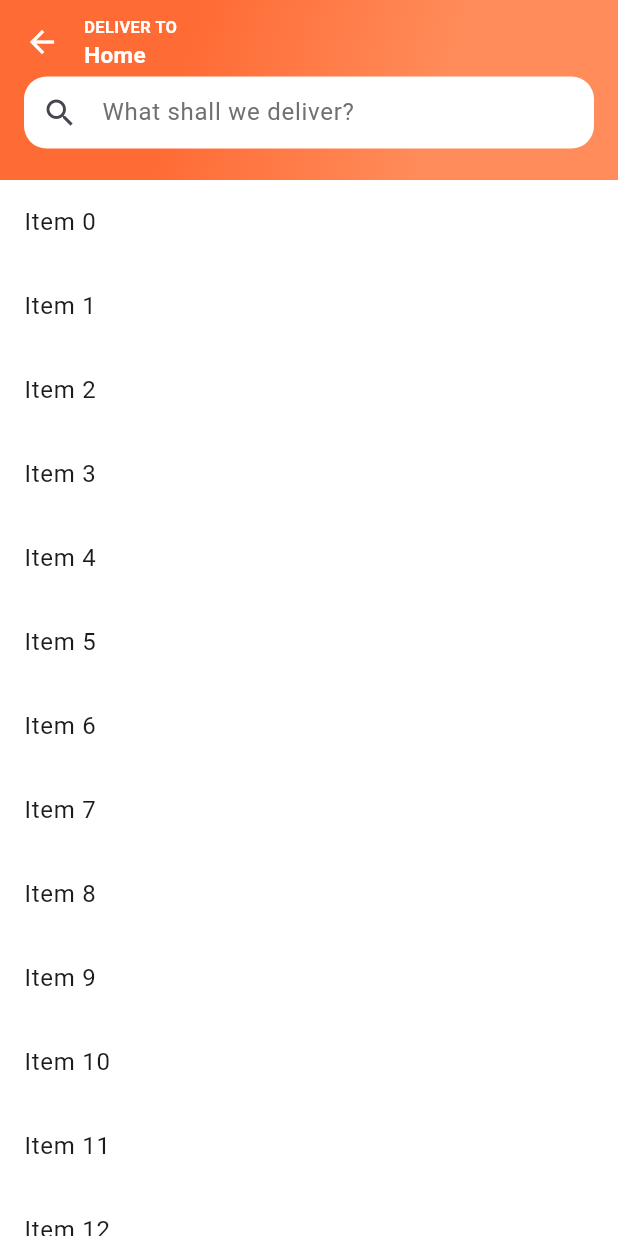
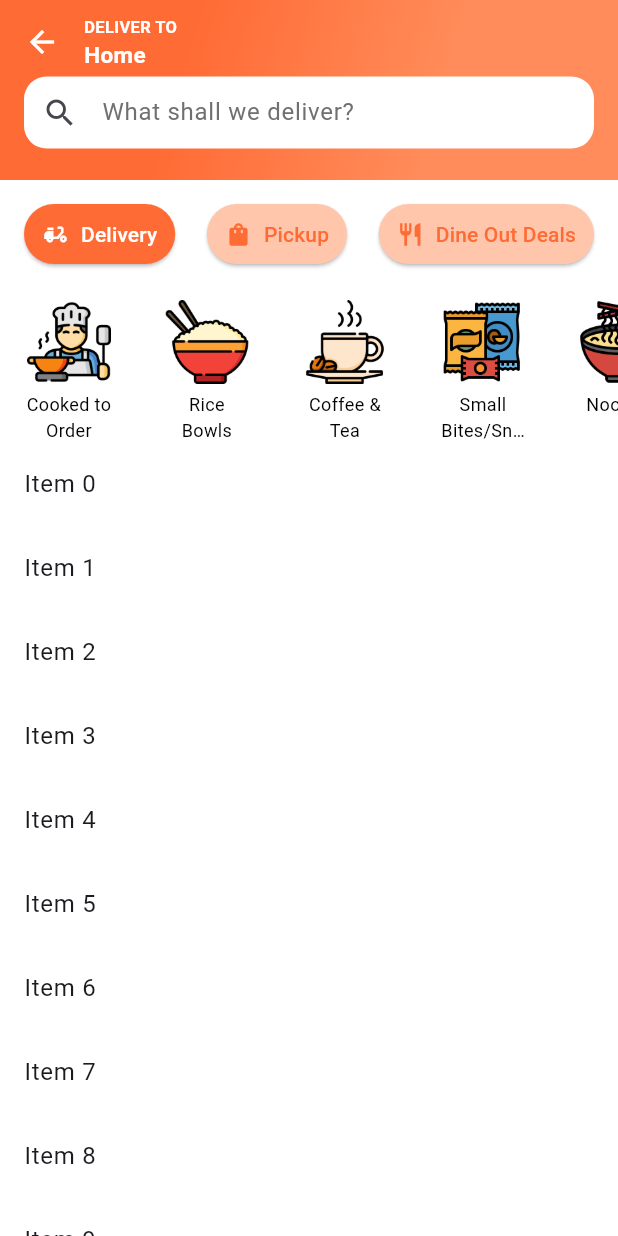
Before and after one commit to Asteriskzkx/aroigo, a Flutter app: the Foodscreen screen opened directly, on a phone screen of 412 x 824 dp. Run offline on Flutter 3.47's test engine with Material 3 defaults, Android fonts, the phone set to English and light mode, and no system bars; Roboto replaces fonts that are missing (SF Pro Display).

Commit message:
Food screen 20%

```diff
--- a/lib/screens/foodscreen.dart
+++ b/lib/screens/foodscreen.dart
@@ -1,3 +1,5 @@
+import 'package:aroigo/widgets/categorytogglebutton.dart';
+import 'package:aroigo/widgets/togglebutton.dart';
 import 'package:flutter/material.dart';
 
 class Foodscreen extends StatefulWidget {
@@ -15,7 +17,10 @@ class _Foodscreen extends State<Foodscreen> {
   @override
   Widget build(BuildContext context) {
     return Scaffold(
-      body: NotificationListener<ScrollNotification>(
+      body: Column(
+        children: [
+          Expanded(
+            child: NotificationListener<ScrollNotification>(
               onNotification: (scrollNotification) {
                 if (scrollNotification is ScrollUpdateNotification) {
                   setState(() {
@@ -80,7 +85,10 @@ class _Foodscreen extends State<Foodscreen> {
                               background: Container(
                                 decoration: const BoxDecoration(
                                   gradient: LinearGradient(
-                              colors: [Color(0XFFFF6B35), Color(0XFFFF8C5A)],
+                                    colors: [
+                                      Color(0XFFFF6B35),
+                                      Color(0XFFFF8C5A),
+                                    ],
                                     stops: [0.3, 0.7],
                                     begin: Alignment.topLeft,
                                     end: Alignment.bottomRight,
@@ -96,7 +104,8 @@ class _Foodscreen extends State<Foodscreen> {
                                         top: 10,
                                       ),
                                       child: Column(
-                                  crossAxisAlignment: CrossAxisAlignment.start,
+                                        crossAxisAlignment:
+                                            CrossAxisAlignment.start,
                                         children: const [
                                           Text(
                                             "DELIVER TO",
@@ -142,11 +151,14 @@ class _Foodscreen extends State<Foodscreen> {
                                           ),
                                           filled: true,
                                           fillColor: Colors.white,
-                                    contentPadding: const EdgeInsets.symmetric(
+                                          contentPadding:
+                                              const EdgeInsets.symmetric(
                                                 vertical: 8,
                                               ),
                                           border: OutlineInputBorder(
-                                      borderRadius: BorderRadius.circular(15),
+                                            borderRadius: BorderRadius.circular(
+                                              15,
+                                            ),
                                             borderSide: BorderSide.none,
                                           ),
                                         ),
@@ -158,7 +170,18 @@ class _Foodscreen extends State<Foodscreen> {
                             ),
                   ),
                   SliverToBoxAdapter(
-              child: ListView.builder(
+                    child: Column(
+                      children: [
+                        Padding(
+                          padding: const EdgeInsets.symmetric(
+                            horizontal: 16,
+                            vertical: 12,
+                          ),
+                          child: Togglebutton(),
+                        ),
+                        SizedBox(height: 6),
+                        Categorytogglebutton(),
+                        ListView.builder(
                           shrinkWrap: true,
                           physics: const BouncingScrollPhysics(),
                           itemCount: 30,
@@ -166,10 +189,15 @@ class _Foodscreen extends State<Foodscreen> {
                             return ListTile(title: Text("Item $index"));
                           },
                         ),
+                      ],
+                    ),
                   ),
                 ],
               ),
             ),
+          ),
+        ],
+      ),
     );
   }
 }
--- /dev/null
+++ b/lib/widgets/categorytogglebutton.dart
@@ -0,0 +1,95 @@
+import 'package:flutter/material.dart';
+
+class Categorytogglebutton extends StatefulWidget {
+  const Categorytogglebutton({super.key});
+
+  @override
+  State<StatefulWidget> createState() {
+    return _Categorytogglebutton();
+  }
+}
+
+class _Categorytogglebutton extends State<Categorytogglebutton> {
+  int? _selectedIndex;
+
+  final List<Map<String, dynamic>> categories = [
+    {'label': 'Cooked to Order', 'icon': 'assets/icons/cooking.png'},
+    {'label': 'Rice Bowls', 'icon': 'assets/icons/rice.png'},
+    {'label': 'Coffee & Tea', 'icon': 'assets/icons/coffee-cup.png'},
+    {'label': 'Small Bites/Snacks', 'icon': 'assets/icons/snack.png'},
+    {'label': 'Noodles', 'icon': 'assets/icons/noodles.png'},
+  ];
+
+  @override
+  Widget build(BuildContext context) {
+    return SingleChildScrollView(
+      scrollDirection: Axis.horizontal,
+      child: Row(
+        mainAxisAlignment: MainAxisAlignment.start,
+        crossAxisAlignment: CrossAxisAlignment.start,
+        children:
+            categories.asMap().entries.map((entry) {
+              int index = entry.key;
+              Map<String, dynamic> category = entry.value;
+              return _buildToggleButton(
+                index,
+                category['label'],
+                category['icon'],
+              );
+            }).toList(),
+      ),
+    );
+  }
+
+  Widget _buildToggleButton(int index, String label, String iconPath) {
+    bool isSelected = _selectedIndex == index;
+
+    return Padding(
+      padding: const EdgeInsets.symmetric(horizontal: 16.0),
+      child: Column(
+        children: [
+          GestureDetector(
+            onTap: () {
+              setState(() {
+                if (isSelected) {
+                  _selectedIndex = null;
+                } else {
+                  _selectedIndex = index;
+                }
+              });
+            },
+            child: Container(
+              decoration: BoxDecoration(
+                shape: BoxShape.circle,
+                border: Border.all(
+                  color: isSelected ? Colors.orange : Colors.transparent,
+                  width: 2.0,
+                ),
+              ),
+              child: Padding(
+                padding: const EdgeInsets.all(0),
+                child: Image.asset(iconPath, width: 56, height: 56),
+              ),
+            ),
+          ),
+          SizedBox(height: 3),
+          ConstrainedBox(
+            constraints: BoxConstraints(maxWidth: 58),
+            child: Text(
+              label,
+              style: TextStyle(
+                color: isSelected ? Colors.orange : Colors.black,
+                fontSize: 12,
+                fontFamily: 'SF Pro Display',
+              ),
+              softWrap: true,
+              overflow: TextOverflow.ellipsis,
+              maxLines: 2,
+              textAlign: TextAlign.center,
+            ),
+          ),
+        ],
+      ),
+    );
+  }
+}
--- /dev/null
+++ b/lib/widgets/togglebutton.dart
@@ -0,0 +1,55 @@
+import 'package:flutter/material.dart';
+
+class Togglebutton extends StatefulWidget {
+  const Togglebutton({super.key});
+
+  @override
+  State<StatefulWidget> createState() {
+    return _Togglebutton();
+  }
+}
+
+class _Togglebutton extends State<Togglebutton> {
+  int _selectedIndex = 0;
+
+  @override
+  Widget build(BuildContext context) {
+    return Row(
+      mainAxisAlignment: MainAxisAlignment.spaceBetween,
+      children: [
+        _buildToggleButton(0, 'Delivery', Icons.delivery_dining),
+        SizedBox(width: 8),
+        _buildToggleButton(1, 'Pickup', Icons.shopping_bag),
+        SizedBox(width: 8),
+        _buildToggleButton(2, 'Dine Out Deals', Icons.restaurant),
+      ],
+    );
+  }
+
+  Widget _buildToggleButton(int index, String label, IconData icon) {
+    bool isSelected = _selectedIndex == index;
+
+    return ElevatedButton.icon(
+      onPressed: () {
+        setState(() {
+          _selectedIndex = index;
+        });
+      },
+      icon: Icon(icon, color: isSelected ? Colors.white : Color(0XFFFF6B35)),
+      label: Text(
+        label,
+        style: TextStyle(
+          color: isSelected ? Colors.white : Color(0XFFFF6B35),
+          fontSize: 14,
+          fontFamily: 'SF Pro Display',
+        ),
+      ),
+      style: ElevatedButton.styleFrom(
+        backgroundColor: isSelected ? Color(0XFFFF6B35) : Color(0XFFFFC6AC),
+        shape: RoundedRectangleBorder(borderRadius: BorderRadius.circular(20)),
+        padding: EdgeInsets.symmetric(horizontal: 12, vertical: 8),
+        // minimumSize: Size(0, 0),
+      ),
+    );
+  }
+}
```
Also changed, not shown: assets/icons/coffee-cup.png (added), assets/icons/cooking.png (added), assets/icons/noodles.png (added), assets/icons/rice.png (added), assets/icons/snack.png (added). Lines whose indentation alone changed are shown as unchanged.
